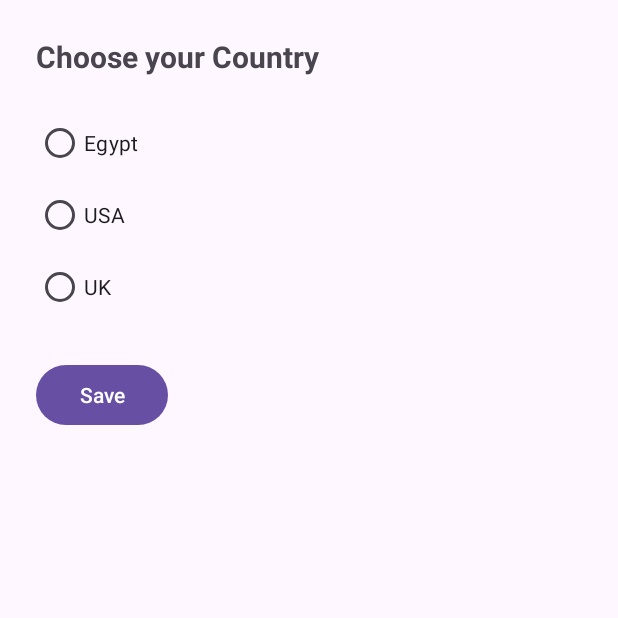
After one commit to ModasserAshrafSabry/NewsApp, an Android app: the SettingsActivity screen opened directly, with no data from a screen before it, on a phone screen of 412 x 824 dp, the top half of it. The commit adds this screen. Run offline under Robolectric (Android 15) with nearby library versions, the phone set to English and light mode, and no system bars; Roboto replaces fonts that are not available here.

Commit message:
setting screen

```diff
--- /dev/null
+++ b/app/src/main/java/com/example/newsapp/SettingsActivity.kt
@@ -0,0 +1,51 @@
+package com.example.newsapp
+
+import android.content.Context
+import android.os.Bundle
+import android.widget.Button
+import android.widget.RadioGroup
+import android.widget.Toast
+import androidx.appcompat.app.AppCompatActivity
+
+class SettingsActivity : AppCompatActivity() {
+
+    override fun onCreate(savedInstanceState: Bundle?) {
+        super.onCreate(savedInstanceState)
+        setContentView(R.layout.activity_settings)
+
+        val countryGroup = findViewById<RadioGroup>(R.id.countryGroup)
+        val saveButton = findViewById<Button>(R.id.btn_save_country)
+
+        val sharedPreferences = getSharedPreferences("MyPrefs", Context.MODE_PRIVATE)
+        val editor = sharedPreferences.edit()
+
+        val savedCountry = sharedPreferences.getString("selectedCountry", "")
+        if (!savedCountry.isNullOrEmpty()) {
+            when (savedCountry) {
+                "eg" -> countryGroup.check(R.id.rb_egypt)
+                "us" -> countryGroup.check(R.id.rb_usa)
+                "gb" -> countryGroup.check(R.id.rb_uk)
+            }
+        }
+
+
+        saveButton.setOnClickListener {
+            val selectedId = countryGroup.checkedRadioButtonId
+            val selectedCountry = when (selectedId) {
+                R.id.rb_egypt -> "eg"
+                R.id.rb_usa -> "us"
+                R.id.rb_uk -> "gb"
+                else -> ""
+            }
+
+            if (selectedCountry.isNotEmpty()) {
+                editor.putString("selectedCountry", selectedCountry)
+                editor.apply()
+                Toast.makeText(this, "Country saved: $selectedCountry", Toast.LENGTH_SHORT).show()
+                finish()
+            } else {
+                Toast.makeText(this, "Please choose a country first!", Toast.LENGTH_SHORT).show()
+            }
+        }
+    }
+}
--- /dev/null
+++ b/app/src/main/res/layout/activity_settings.xml
@@ -0,0 +1,54 @@
+<?xml version="1.0" encoding="utf-8"?>
+<ScrollView xmlns:android="http://schemas.android.com/apk/res/android"
+    android:layout_width="match_parent"
+    android:layout_height="match_parent"
+    android:fillViewport="true">
+
+    <LinearLayout
+        android:orientation="vertical"
+        android:padding="24dp"
+        android:layout_width="match_parent"
+        android:layout_height="wrap_content">
+
+        <TextView
+            android:id="@+id/tv_title"
+            android:text="Choose your Country"
+            android:textSize="20sp"
+            android:textStyle="bold"
+            android:layout_marginBottom="20dp"
+            android:layout_width="wrap_content"
+            android:layout_height="wrap_content" />
+
+        <RadioGroup
+            android:id="@+id/countryGroup"
+            android:layout_width="match_parent"
+            android:layout_height="wrap_content">
+
+            <RadioButton
+                android:id="@+id/rb_egypt"
+                android:text="Egypt"
+                android:layout_width="wrap_content"
+                android:layout_height="wrap_content" />
+
+            <RadioButton
+                android:id="@+id/rb_usa"
+                android:text="USA"
+                android:layout_width="wrap_content"
+                android:layout_height="wrap_content" />
+
+            <RadioButton
+                android:id="@+id/rb_uk"
+                android:text="UK"
+                android:layout_width="wrap_content"
+                android:layout_height="wrap_content" />
+        </RadioGroup>
+
+        <Button
+            android:id="@+id/btn_save_country"
+            android:layout_marginTop="24dp"
+            android:layout_width="wrap_content"
+            android:layout_height="wrap_content"
+            android:text="Save" />
+
+    </LinearLayout>
+</ScrollView>
```
Also changed, not shown: app/src/main/AndroidManifest.xml (+6 -2 lines), app/src/main/java/com/example/newsapp/MainActivity.kt (+18 -17 lines), app/src/main/java/com/example/newsapp/NewsCallable.kt (+8 -2 lines), 1 other file.
